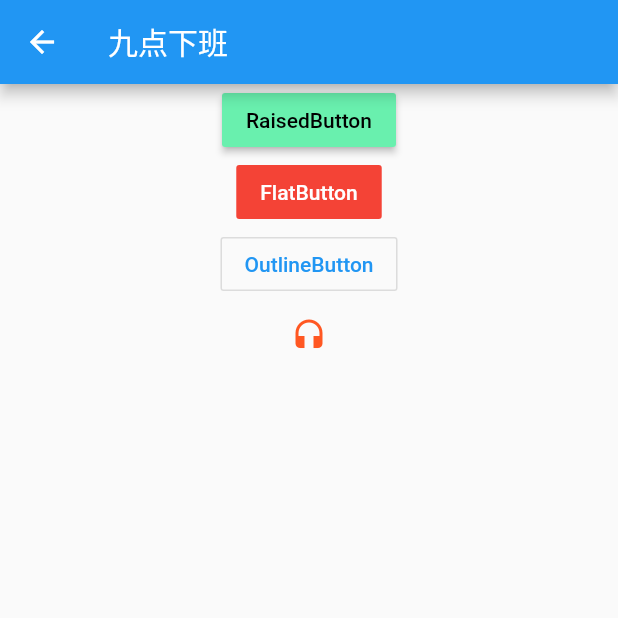
After one commit to yangpeng7/flutter_awesome, a Flutter app: the screen it shows after launch, after a tap on "Button", on a phone screen of 412 x 824 dp, the top half of it. The commit adds this screen. Run offline on Flutter 3.47's test engine with Material 2 defaults, Android fonts, the phone set to English and light mode, and no system bars; network calls fail.

Commit message:
Add Widget Demo

```diff
--- /dev/null
+++ b/lib/demo_button.dart
@@ -0,0 +1,57 @@
+import 'package:flutter/material.dart';
+
+class DemoButton extends StatefulWidget {
+  @override
+  _DemoButtonState createState() => _DemoButtonState();
+}
+
+class _DemoButtonState extends State<DemoButton> {
+  @override
+  Widget build(BuildContext context) {
+    return Scaffold(
+      appBar: AppBar(
+        title: Text("九点下班"),
+      ),
+      body: Center(
+        child: Column(
+          children: <Widget>[
+            /// Material Design风格的Button
+            RaisedButton(
+              onPressed: () {},
+              color: Colors.greenAccent,
+              child: Text(
+                'RaisedButton',
+                style: TextStyle(color: Colors.black),
+              ),
+            ),
+
+            /// 扁平的 Button
+            FlatButton(
+              onPressed: () {},
+              color: Colors.red,
+              child: Text(
+                "FlatButton",
+                style: TextStyle(color: Colors.white),
+              ),
+            ),
+
+            /// 带边框的 Button
+            OutlineButton(
+              onPressed: () {},
+              child: Text(
+                "OutlineButton",
+                style: TextStyle(color: Colors.blue),
+              ),
+            ),
+
+            IconButton(
+              onPressed: () {},
+              color: Colors.deepOrange,
+              icon: Icon(Icons.headset),
+            ),
+          ],
+        ),
+      ),
+    );
+  }
+}
--- a/lib/demo_refresh_indicator.dart
+++ b/lib/demo_refresh_indicator.dart
@@ -7,11 +7,6 @@ class DemoRefreshIndicator extends StatefulWidget {
 
 class _DemoRefreshIndicatorState extends State<DemoRefreshIndicator> {
   int _count = 10;
-
-  @override
-  void initState() {
-    super.initState();
-  }
 
   Future<void> _handleRefresh() async {
     await Future.delayed(Duration(seconds: 2));
--- a/lib/main.dart
+++ b/lib/main.dart
@@ -1,7 +1,9 @@
 import 'package:awesome/demo_bottom_navigation_bar.dart';
 import 'package:awesome/demo_bottom_sheet.dart';
+import 'package:awesome/demo_button.dart';
 import 'package:awesome/demo_column.dart';
 import 'package:awesome/demo_custom_scroll_view.dart';
+import 'package:awesome/demo_drawer.dart';
 import 'package:awesome/demo_expanded.dart';
 import 'package:awesome/demo_modal_bottom_sheet.dart';
 import 'package:awesome/demo_refresh_indicator.dart';
@@ -85,7 +87,24 @@ class _MyHomePageState extends State<MyHomePage> {
       ),
       body: ListView(
         children: <Widget>[
-          CupertinoActivityIndicator(),
+//          https://medium.com/@aneesshameed/flutter-custom-painter-circles-4fbc68ae7c13
+//        https://medium.com/@aneesshameed/flutter-custom-painter-bc17fa70531b
+          ClickButton(
+            text: "Button",
+            targetPage: DemoButton(),
+          ),
+          ClickButton(
+            text: "Column",
+            targetPage: DemoColumn(),
+          ),
+          ClickButton(
+            text: "Row",
+            targetPage: DemoRow(),
+          ),
+          ClickButton(
+            text: "Drawer",
+            targetPage: DemoDrawer(),
+          ),
           ClickButton(
             text: "BottomNavigationBar",
             targetPage: DemoBottomNavigationBar(),
@@ -115,14 +134,6 @@ class _MyHomePageState extends State<MyHomePage> {
             targetPage: DemoScrollNotification(),
           ),
           ClickButton(
-            text: "Column",
-            targetPage: DemoColumn(),
-          ),
-          ClickButton(
-            text: "Row",
-            targetPage: DemoRow(),
-          ),
-          ClickButton(
             text: "Bottom Sheet",
             targetPage: DemoBottomSheet(),
           ),
```
Also changed, not shown: lib/demo_drawer.dart (added, +107 -0 lines), lib/demo_modal_bottom_sheet.dart (+0 -9 lines), lib/demo_row.dart (+0 -10 lines), lib/demo_scroll_notification.dart (+0 -10 lines).
